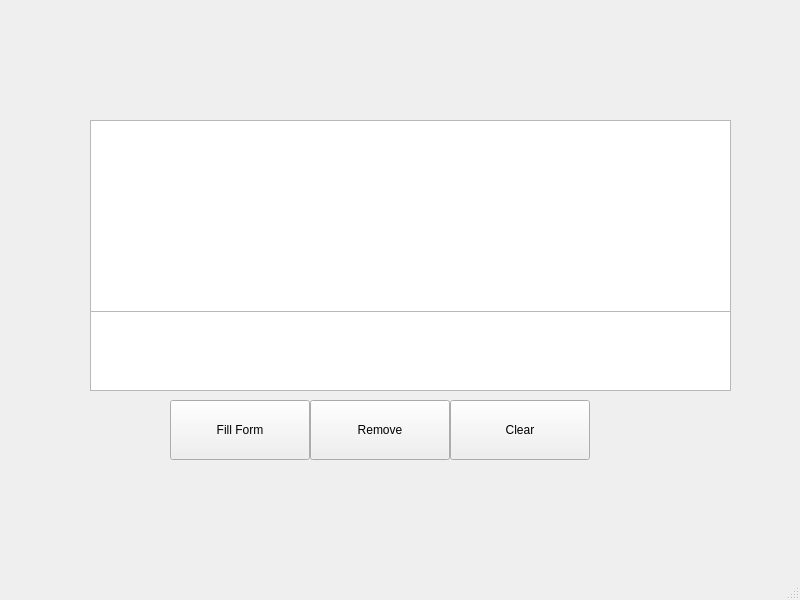
Qt form untitled.ui (1009166226/Office-Tools) before a commit.
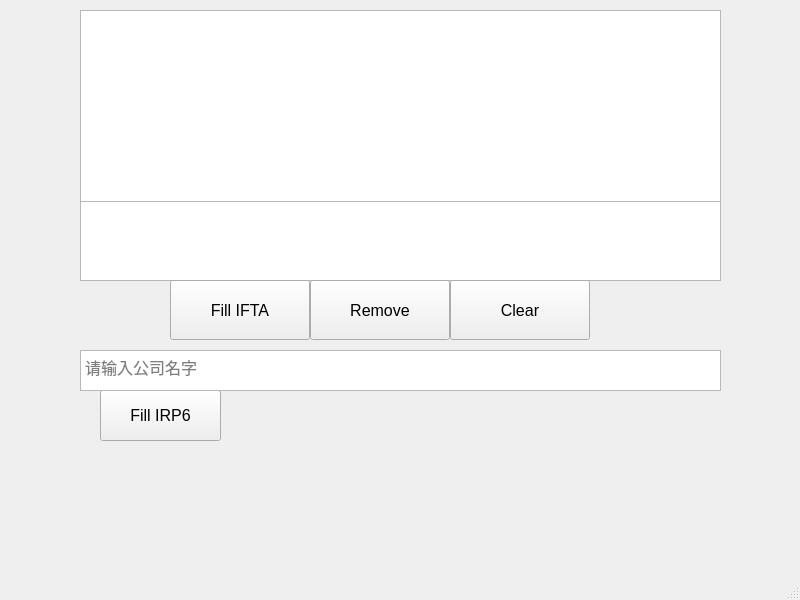
The same form after that commit.

Commit message: able to fill IRP6

Diff of the .ui file:
```diff
--- a/untitled.ui
+++ b/untitled.ui
@@ -10,6 +10,11 @@
     <height>600</height>
    </rect>
   </property>
+  <property name="font">
+   <font>
+    <pointsize>12</pointsize>
+   </font>
+  </property>
   <property name="acceptDrops">
    <bool>true</bool>
   </property>
@@ -20,8 +25,8 @@
    <widget class="QTextBrowser" name="textBrowser">
     <property name="geometry">
      <rect>
-      <x>90</x>
-      <y>310</y>
+      <x>80</x>
+      <y>200</y>
       <width>641</width>
       <height>81</height>
      </rect>
@@ -31,13 +36,13 @@
     <property name="geometry">
      <rect>
       <x>170</x>
-      <y>400</y>
+      <y>280</y>
       <width>140</width>
       <height>60</height>
      </rect>
     </property>
     <property name="text">
-     <string>Fill Form</string>
+     <string>Fill IFTA</string>
     </property>
     <property name="checkable">
      <bool>false</bool>
@@ -55,8 +60,8 @@
    <widget class="QListWidget" name="fileList">
     <property name="geometry">
      <rect>
-      <x>90</x>
-      <y>120</y>
+      <x>80</x>
+      <y>10</y>
       <width>641</width>
       <height>192</height>
      </rect>
@@ -78,7 +83,7 @@
     <property name="geometry">
      <rect>
       <x>310</x>
-      <y>400</y>
+      <y>280</y>
       <width>140</width>
       <height>60</height>
      </rect>
@@ -91,7 +96,7 @@
     <property name="geometry">
      <rect>
       <x>450</x>
-      <y>400</y>
+      <y>280</y>
       <width>140</width>
       <height>60</height>
      </rect>
@@ -100,6 +105,32 @@
      <string>Clear</string>
     </property>
    </widget>
+   <widget class="QPushButton" name="IRP6">
+    <property name="geometry">
+     <rect>
+      <x>100</x>
+      <y>390</y>
+      <width>121</width>
+      <height>51</height>
+     </rect>
+    </property>
+    <property name="text">
+     <string>Fill IRP6</string>
+    </property>
+   </widget>
+   <widget class="QPlainTextEdit" name="Company">
+    <property name="geometry">
+     <rect>
+      <x>80</x>
+      <y>350</y>
+      <width>641</width>
+      <height>41</height>
+     </rect>
+    </property>
+    <property name="placeholderText">
+     <string>请输入公司名字</string>
+    </property>
+   </widget>
   </widget>
   <widget class="QMenuBar" name="menubar">
    <property name="geometry">
```
Left out of the diff: 2 changed lines with no effect on the pictures. The commit also changes 9 other files.
